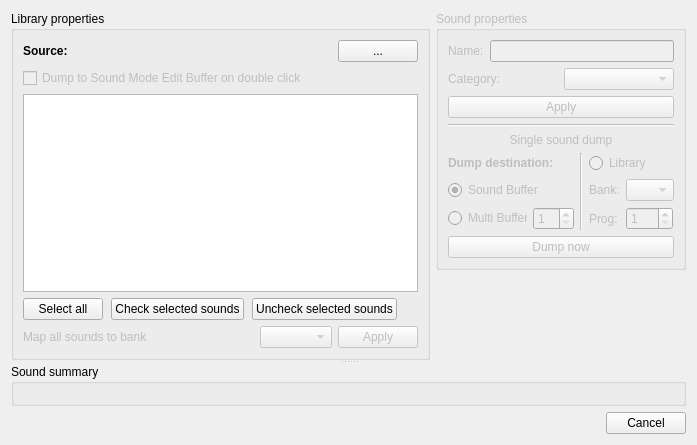
The window that bigglesworth/dialogs/midi_import.ui (MaurizioB/Bigglesworth) describes before a commit, drawn with Qt 5.
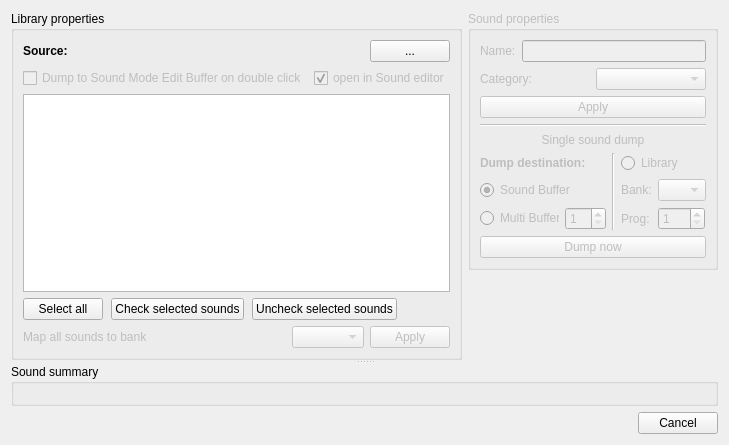
The same window after the commit. Custom widgets are drawn as their Qt base class.

Commit message: Sound import editor activation on dblclick + fixes

The edit to the form file:
```diff
--- a/bigglesworth/dialogs/midi_import.ui
+++ b/bigglesworth/dialogs/midi_import.ui
@@ -43,7 +43,7 @@
           <string>Library properties</string>
          </property>
          <layout class="QGridLayout" name="gridLayout_3">
-          <item row="4" column="0">
+          <item row="5" column="0">
            <layout class="QHBoxLayout" name="horizontalLayout_5">
             <item>
              <widget class="QLabel" name="bankmap_lbl">
@@ -86,6 +86,22 @@
             </item>
            </layout>
           </item>
+          <item row="3" column="0">
+           <widget class="QTableWidget" name="sounds_table">
+            <property name="contextMenuPolicy">
+             <enum>Qt::CustomContextMenu</enum>
+            </property>
+            <property name="editTriggers">
+             <set>QAbstractItemView::NoEditTriggers</set>
+            </property>
+            <property name="dragDropOverwriteMode">
+             <bool>false</bool>
+            </property>
+            <property name="selectionBehavior">
+             <enum>QAbstractItemView::SelectRows</enum>
+            </property>
+           </widget>
+          </item>
           <item row="0" column="0">
            <layout class="QHBoxLayout" name="horizontalLayout">
             <item>
@@ -132,23 +148,7 @@
             </item>
            </layout>
           </item>
-          <item row="2" column="0">
-           <widget class="QTableWidget" name="sounds_table">
-            <property name="contextMenuPolicy">
-             <enum>Qt::CustomContextMenu</enum>
-            </property>
-            <property name="editTriggers">
-             <set>QAbstractItemView::NoEditTriggers</set>
-            </property>
-            <property name="dragDropOverwriteMode">
-             <bool>false</bool>
-            </property>
-            <property name="selectionBehavior">
-             <enum>QAbstractItemView::SelectRows</enum>
-            </property>
-           </widget>
-          </item>
-          <item row="3" column="0">
+          <item row="4" column="0">
            <layout class="QHBoxLayout" name="horizontalLayout_3">
             <property name="spacing">
              <number>8</number>
@@ -208,14 +208,31 @@
            </layout>
           </item>
           <item row="1" column="0">
-           <widget class="QCheckBox" name="doubleclick_dump_chk">
-            <property name="enabled">
-             <bool>false</bool>
-            </property>
-            <property name="text">
-             <string>Dump to Sound Mode Edit Buffer on double click</string>
-            </property>
-           </widget>
+           <layout class="QHBoxLayout" name="horizontalLayout_4">
+            <item>
+             <widget class="QCheckBox" name="doubleclick_dump_chk">
+              <property name="enabled">
+               <bool>false</bool>
+              </property>
+              <property name="text">
+               <string>Dump to Sound Mode Edit Buffer on double click</string>
+              </property>
+             </widget>
+            </item>
+            <item>
+             <widget class="QCheckBox" name="editor_activate_chk">
+              <property name="enabled">
+               <bool>false</bool>
+              </property>
+              <property name="text">
+               <string>open in Sound editor</string>
+              </property>
+              <property name="checked">
+               <bool>true</bool>
+              </property>
+             </widget>
+            </item>
+           </layout>
           </item>
          </layout>
         </widget>
```
Left out of the diff: 16 changed lines with no effect on the pictures. The commit also changes 3 other files.
